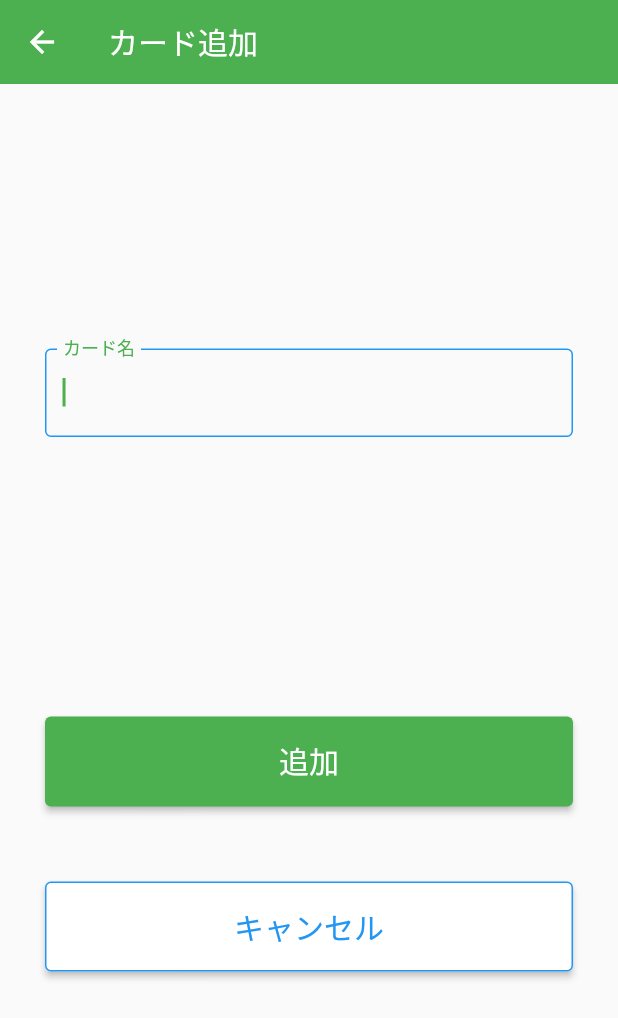
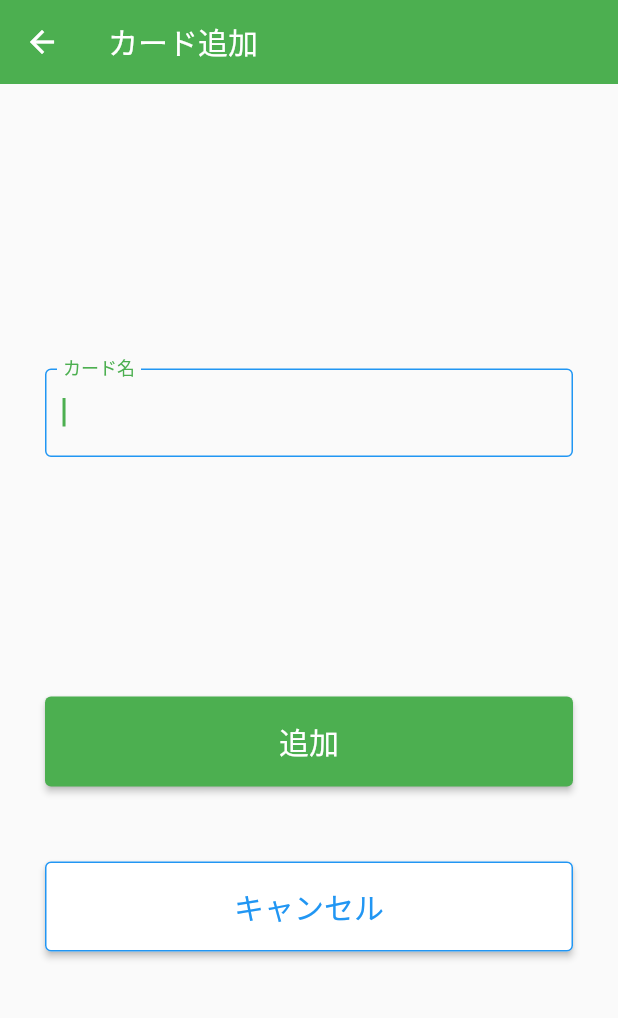
Before and after one commit to iseruuuuu/pokemon_card_price_app, a Flutter app: the TodoInputScreen screen opened directly, on a phone screen of 412 x 824 dp. Shown: the top 1018 px of the screen. Run offline on Flutter 3.47's test engine with Material 2 defaults, Android fonts, the light colour scheme and no system bars; our stand-ins replace flutter_slidable, shared_preferences; accounts and stored records are empty.

Commit message:
fix: remove comment out

```diff
--- a/lib/screen/todo_input_screen.dart
+++ b/lib/screen/todo_input_screen.dart
@@ -62,8 +62,6 @@ class _TodoInputScreenState extends State<TodoInputScreen> {
                 _title = value;
               },
             ),
-            const SizedBox(height: 20),
-            const SizedBox(height: 20),
             const Spacer(),
             SizedBox(
               width: double.infinity,
@@ -71,10 +69,8 @@ class _TodoInputScreenState extends State<TodoInputScreen> {
               child: ElevatedButton(
                 onPressed: () {
                   if (_isCreateTodo) {
-                    // Todoを追加する
                     _store.add(_title);
                   } else {
-                    // Todoを更新する
                     _store.update(widget.todo!, _title);
                   }
                   Navigator.of(context).pop();
```
